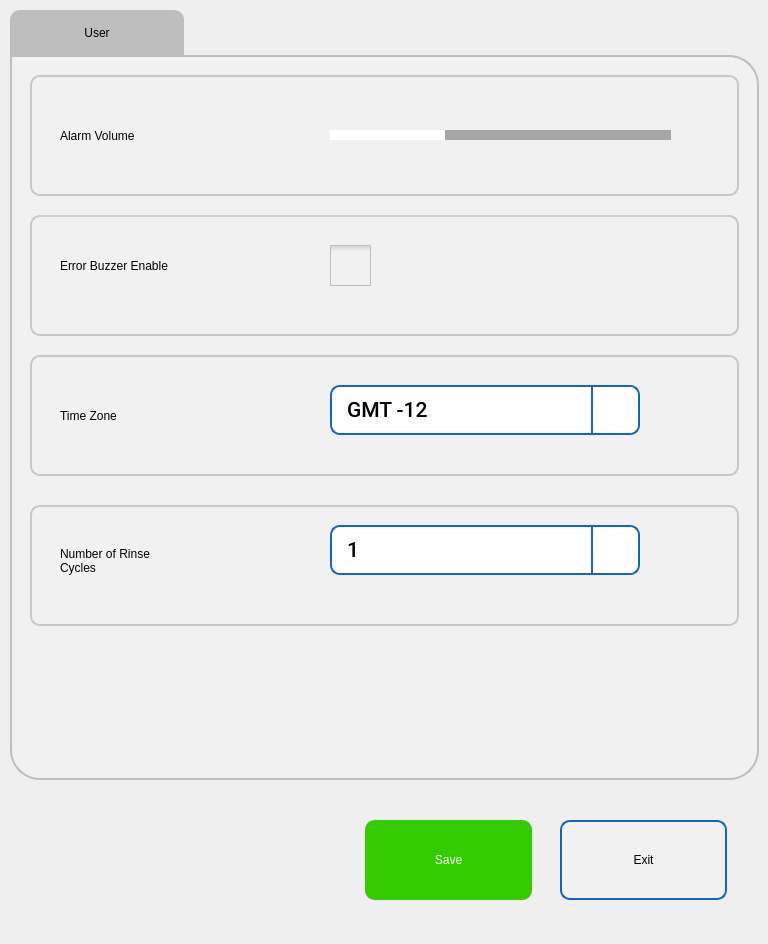
This is pApp-22-June-2021/susersetup.ui in ChandraMVE/PSSC_QT_Development as Qt 5 draws it before an edit. The edited form follows.
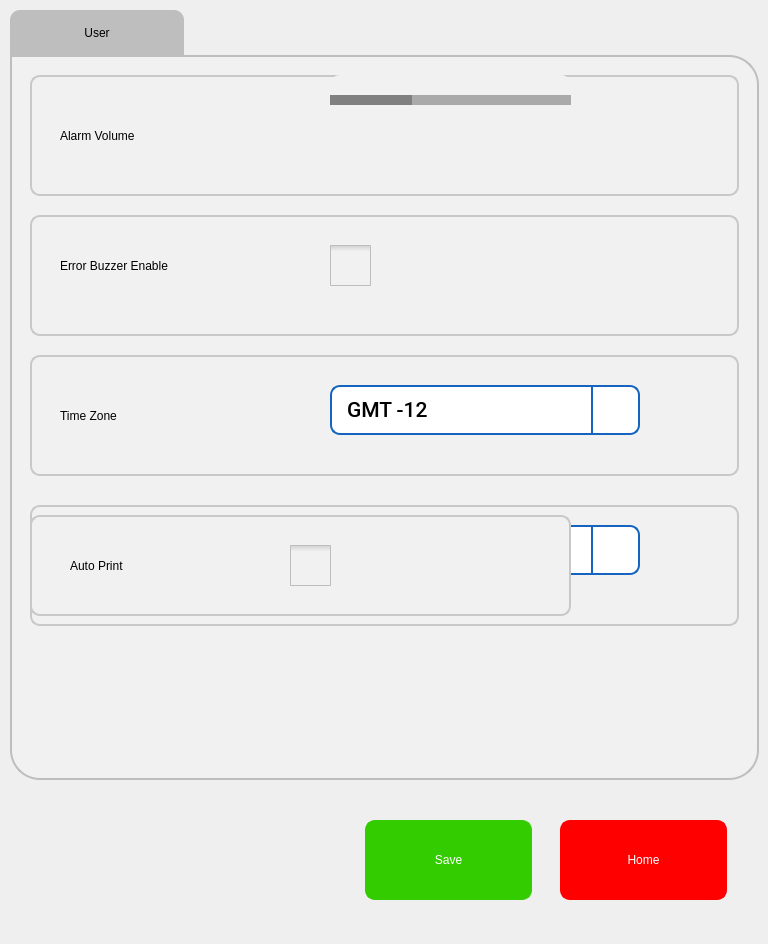
This is the edited form. Icons and pictures are not drawn.

```diff
--- a/pApp-22-June-2021/susersetup.ui
+++ b/pApp-22-June-2021/susersetup.ui
@@ -91,16 +91,16 @@
    </property>
    <property name="styleSheet">
     <string notr="true">QPushButton{
-background-color: rgb(241, 241, 241);
+background-color: red;
 border-width: 2px;
-border-color: rgb(21, 100, 192);
+border-color: red;
 border-style: solid;
 border-radius: 10;
-color: rgb(0, 0, 0);
+color: rgb(255, 255, 255);
 font: 75 16pt &quot;Roboto Medium&quot;;
 }
 QPushButton:disabled { 
-background-color: rgb(204, 244, 198);
+background-color: rgb(255, 174, 171);
 border-width: 2px;
 border-color: rgb(127, 143, 127);
 border-style: solid;
@@ -134,11 +134,10 @@
 border-radius: 10;
 color: rgb(0, 0, 0);
 font: 75 16pt &quot;Roboto Medium&quot;;
-}
-</string>
+}</string>
    </property>
    <property name="text">
-    <string>Exit</string>
+    <string>Home</string>
    </property>
   </widget>
   <widget class="QTabWidget" name="GeneralSetupTab">
@@ -252,12 +251,7 @@
         <height>121</height>
        </rect>
       </property>
-      <property name="minimumSize">
-       <size>
-        <width>709</width>
-        <height>0</height>
-       </size>
-      </property>
+     
       <property name="styleSheet">
        <string notr="true">border-width: 2px;
 border-style: solid;
@@ -295,16 +289,10 @@
        <property name="geometry">
         <rect>
          <x>300</x>
-         <y>30</y>
-         <width>341</width>
-         <height>61</height>
-        </rect>
-       </property>
-       <property name="minimumSize">
-        <size>
+      
          <width>241</width>
          <height>51</height>
-        </size>
+          </rect>
        </property>
        <property name="focusPolicy">
         <enum>Qt::ClickFocus</enum>
@@ -328,11 +316,11 @@
 
 QSlider::add-page:horizontal {
     
-	background-color: rgb(166, 166, 166);
+	background-color: rgb(170, 170, 170);
 }
 
 QSlider::sub-page:horizontal {
-    background:  white;
+    background:  gray;
 }
 
 
@@ -1080,6 +1068,110 @@
          <string>9</string>
         </property>
        </item>
+</widget>
+     </widget>
+     <widget class="QFrame" name="frame_9">
+      <property name="geometry">
+       <rect>
+        <x>20</x>
+        <y>460</y>
+        <width>541</width>
+        <height>101</height>
+       </rect>
+      </property>
+      <property name="styleSheet">
+       <string notr="true">border-width: 2px;
+border-style: solid;
+border-radius: 10px;
+color: rgb(0, 0, 0);
+font: 75 16pt &quot;Roboto&quot;;
+border-color:  rgb(200, 200, 200);
+
+</string>
+      </property>
+      <property name="frameShape">
+       <enum>QFrame::StyledPanel</enum>
+      </property>
+      <property name="frameShadow">
+       <enum>QFrame::Raised</enum>
+      </property>
+      <widget class="QCheckBox" name="cbAutoPrintEnable">
+       <property name="geometry">
+        <rect>
+         <x>260</x>
+         <y>30</y>
+         <width>41</width>
+         <height>41</height>
+        </rect>
+       </property>
+       <property name="focusPolicy">
+        <enum>Qt::ClickFocus</enum>
+       </property>
+       <property name="styleSheet">
+        <string notr="true">QCheckBox {
+    spacing: 5px;
+ border: 0px solid #999999;
+
+}
+
+QCheckBox::indicator {
+    width: 41px;
+    height: 41px;
+}
+
+QCheckBox::indicator:unchecked {
+	image: url(:/images/icons/ancheck.png);
+}
+/*
+QCheckBox::indicator:unchecked:hover {
+    image: url(:/images/checkbox_unchecked_hover.png);
+}
+
+QCheckBox::indicator:unchecked:pressed {
+    image: url(:/images/checkbox_unchecked_pressed.png);
+}
+*/
+QCheckBox::indicator:checked {
+    image: url(:/images/icons/acheck.png);
+}
+/*
+QCheckBox::indicator:checked:hover {
+    image: url(:/images/checkbox_checked_hover.png);
+}
+
+QCheckBox::indicator:checked:pressed {
+    image: url(:/images/checkbox_checked_pressed.png);
+}
+*/
+QCheckBox::indicator:indeterminate:hover {
+    image: url(:/images/checkbox_indeterminate_hover.png);
+}
+/*
+QCheckBox::indicator:indeterminate:pressed {
+    image: url(:/images/checkbox_indeterminate_pressed.png);
+}
+*/</string>
+       </property>
+       <property name="text">
+        <string/>
+       </property>
+      </widget>
+      <widget class="QLabel" name="label_17">
+       <property name="geometry">
+        <rect>
+         <x>40</x>
+         <y>30</y>
+         <width>211</width>
+         <height>41</height>
+        </rect>
+       </property>
+       <property name="styleSheet">
+        <string notr="true">border-width: 0px;
+font: 75 16pt &quot;Roboto Medium&quot;;</string>
+       </property>
+       <property name="text">
+        <string>Auto Print</string>
+       </property>
       </widget>
      </widget>
     </widget>
```
Left out of the diff: 7 changed lines with no effect on the pictures.
